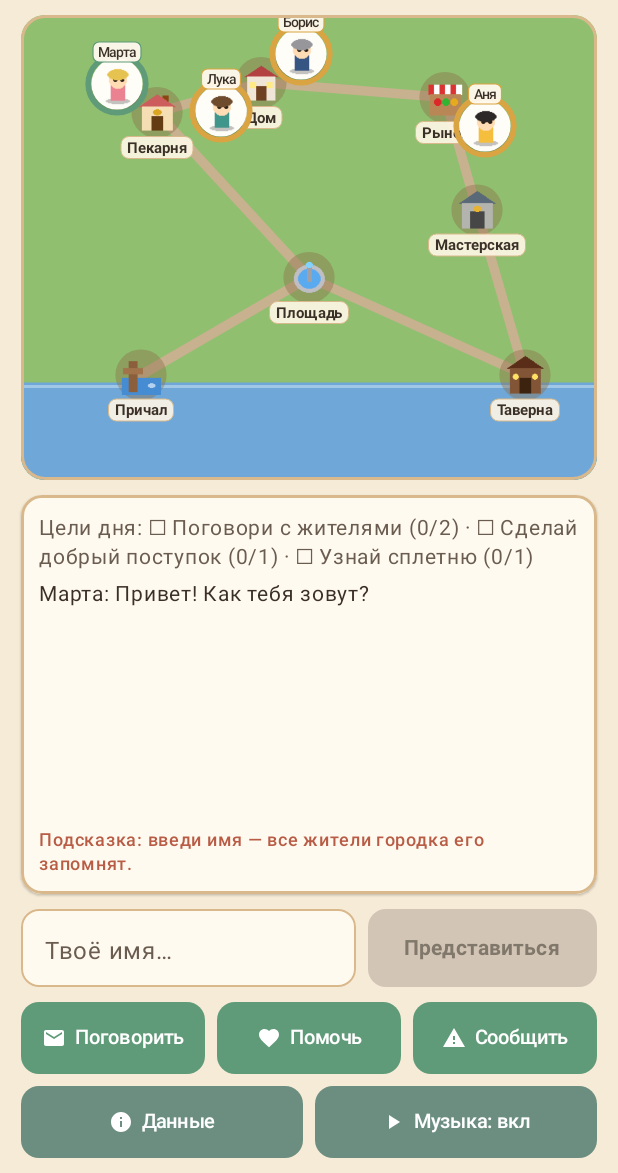
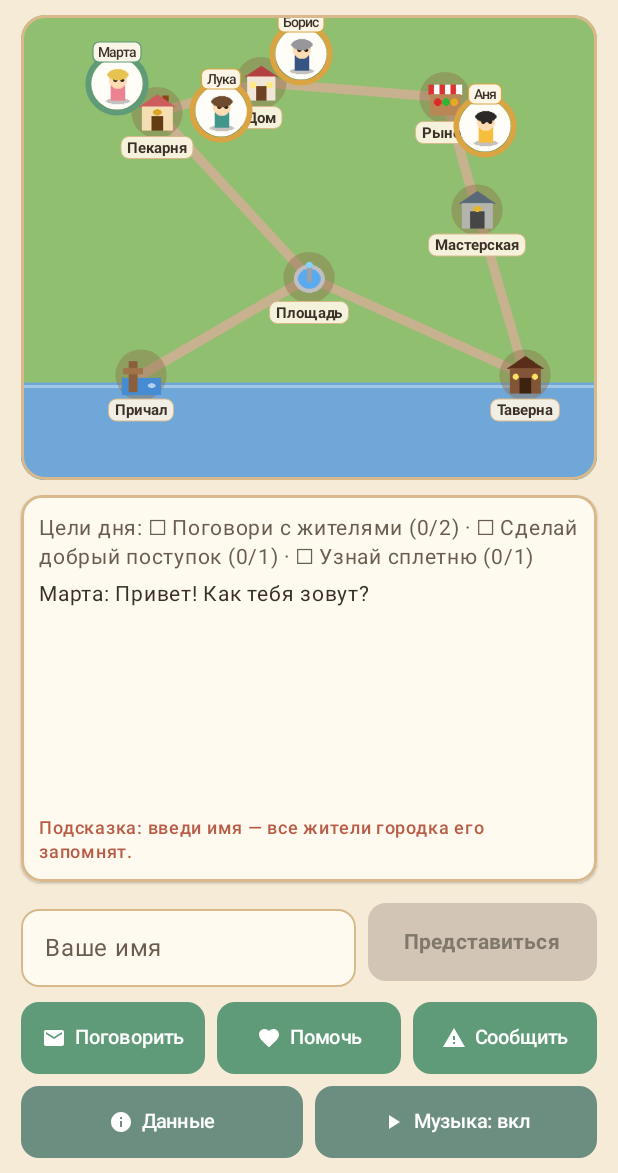
Before and after one commit to maxxxxx55555/cozy-town-ai, an Android app built with Jetpack Compose: the screen it shows after launch (MainActivity), on a phone screen of 412 x 824 dp, the part 63-1236 px from its top. Run offline under Robolectric (Android 15) with nearby library versions, the phone set to English and light mode, and no system bars.

Commit message:
🎨 Palette: Add screen reader accessibility semantics to GameScreen and TownMapCanvas
- Merge descendants and add contentDescription to game clock and coin counter
- Add semantics contentDescription to Town Map canvas and Journal card
- Add label and contentDescription semantics to name input field

Co-authored-by: maxxxxx55555 <158212970+maxxxxx55555@users.noreply.github.com>

```diff
--- a/app/src/main/java/com/aistudio/cozytown/ui/GameScreen.kt
+++ b/app/src/main/java/com/aistudio/cozytown/ui/GameScreen.kt
@@ -52,6 +52,8 @@ import androidx.compose.ui.Modifier
 import androidx.compose.ui.draw.clip
 import androidx.compose.ui.graphics.Color
 import androidx.compose.ui.platform.testTag
+import androidx.compose.ui.semantics.contentDescription
+import androidx.compose.ui.semantics.semantics
 import androidx.compose.ui.text.font.FontStyle
 import androidx.compose.ui.text.font.FontWeight
 import androidx.compose.ui.text.style.TextAlign
@@ -182,6 +184,9 @@ private fun HeaderBar(
                 .background(ColorPaperCard)
                 .border(1.dp, ColorBorder, RoundedCornerShape(12.dp))
                 .padding(horizontal = 8.dp, vertical = 4.dp)
+                .semantics(mergeDescendants = true) {
+                    contentDescription = "Время в игре: $timeString"
+                }
         ) {
             Text("⏰", fontSize = 12.sp)
             Text(
@@ -201,6 +206,9 @@ private fun HeaderBar(
                 .background(ColorPaperCard)
                 .border(1.dp, ColorBorder, RoundedCornerShape(12.dp))
                 .padding(horizontal = 8.dp, vertical = 4.dp)
+                .semantics(mergeDescendants = true) {
+                    contentDescription = "Количество монет: $coins"
+                }
         ) {
             Icon(
                 imageVector = Icons.Default.Star,
@@ -230,6 +238,9 @@ private fun JournalCard(
     Card(
         modifier = modifier
             .border(1.5.dp, ColorBorder, RoundedCornerShape(14.dp))
+            .semantics {
+                contentDescription = "Уютный дневник событий городка"
+            }
             .testTag("journal_panel"),
         shape = RoundedCornerShape(14.dp),
         colors = CardDefaults.cardColors(containerColor = ColorPaperCard),
@@ -322,9 +333,17 @@ private fun NameInputRow(
             value = if (isSubmitted) playerName else inputText,
             onValueChange = onTextChange,
             enabled = !isSubmitted,
+            label = { Text("Ваше имя") },
             placeholder = { Text("Твоё имя…", color = ColorInkLight) },
             singleLine = true,
             shape = RoundedCornerShape(12.dp),
+            modifier = Modifier
+                .weight(1f)
+                .height(60.dp)
+                .semantics {
+                    contentDescription = "Поле ввода имени игрока"
+                }
+                .testTag("name_input"),
             colors = OutlinedTextFieldDefaults.colors(
                 focusedContainerColor = Color(0xFFFFFDF8),
                 unfocusedContainerColor = ColorPaperCard,
@@ -334,11 +353,7 @@ private fun NameInputRow(
                 focusedTextColor = ColorInk,
                 unfocusedTextColor = ColorInk,
                 disabledTextColor = ColorInk
-            ),
-            modifier = Modifier
-                .weight(1f)
-                .height(52.dp)
-                .testTag("name_input")
+            )
         )
 
         Button(
--- a/app/src/main/java/com/aistudio/cozytown/ui/TownMapCanvas.kt
+++ b/app/src/main/java/com/aistudio/cozytown/ui/TownMapCanvas.kt
@@ -26,6 +26,8 @@ import androidx.compose.ui.graphics.drawscope.Stroke
 import androidx.compose.ui.input.pointer.pointerInput
 import androidx.compose.ui.platform.LocalContext
 import androidx.compose.ui.platform.testTag
+import androidx.compose.ui.semantics.contentDescription
+import androidx.compose.ui.semantics.semantics
 import androidx.compose.ui.res.imageResource
 import androidx.compose.ui.text.TextMeasurer
 import androidx.compose.ui.text.TextStyle
@@ -112,6 +114,9 @@ fun TownMapCanvas(
             .clip(RoundedCornerShape(16.dp))
             .border(2.dp, ColorBorder, RoundedCornerShape(16.dp))
             .background(ColorGrass)
+            .semantics {
+                contentDescription = "Интерактивная карта городка Cozy Town"
+            }
             .testTag("town_map")
     ) {
         Canvas(
```
Also changed, not shown: 1 other file.
